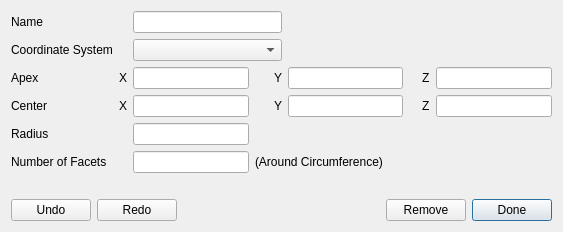
Before: the Qt Designer form ThanuvaUi/Form/ConeDialog.ui in spoosanthiram/Thanuva, drawn with Qt 5.
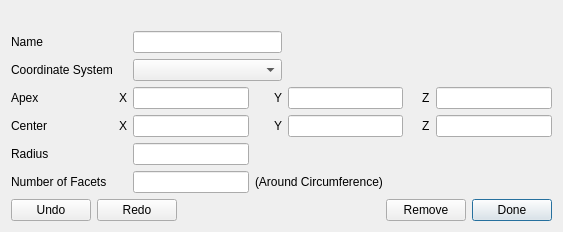
After: the same form once the commit is applied.

Commit message: Moved the error message to the Top.

What changed in the file:
```diff
--- a/ThanuvaUi/Form/ConeDialog.ui
+++ b/ThanuvaUi/Form/ConeDialog.ui
@@ -7,13 +7,26 @@
     <x>0</x>
     <y>0</y>
     <width>563</width>
-    <height>227</height>
+    <height>230</height>
    </rect>
   </property>
   <property name="windowTitle">
    <string>Cone</string>
   </property>
   <layout class="QVBoxLayout" name="verticalLayout">
+   <item>
+    <widget class="QLabel" name="m_errorLabel">
+     <property name="styleSheet">
+      <string notr="true">color:rgb(170, 0, 0)</string>
+     </property>
+     <property name="text">
+      <string/>
+     </property>
+     <property name="alignment">
+      <set>Qt::AlignCenter</set>
+     </property>
+    </widget>
+   </item>
    <item>
     <layout class="QGridLayout" name="gridLayout">
      <item row="0" column="0">
@@ -231,19 +244,6 @@
      </item>
     </layout>
    </item>
-   <item>
-    <widget class="QLabel" name="m_errorLabel">
-     <property name="styleSheet">
-      <string notr="true">color:rgb(170, 0, 0)</string>
-     </property>
-     <property name="text">
-      <string/>
-     </property>
-     <property name="alignment">
-      <set>Qt::AlignCenter</set>
-     </property>
-    </widget>
-   </item>
    <item>
     <spacer name="verticalSpacer">
      <property name="orientation">
```
The commit also changes 3 other files.
